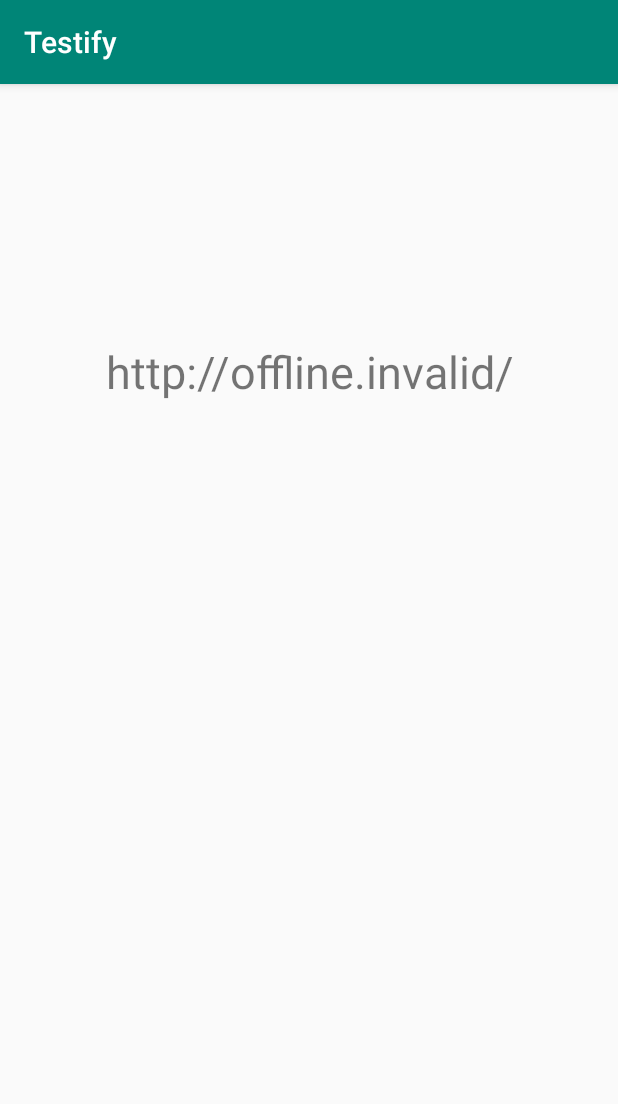
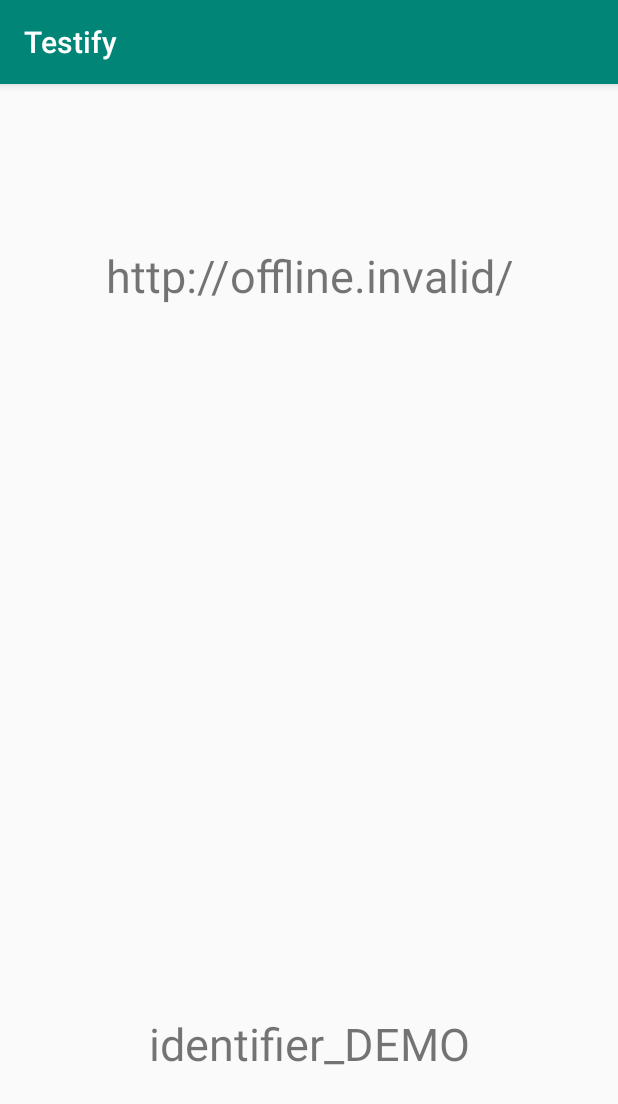
Before and after one commit to anhvt-0865/FastlaneNewbie, an Android app: the screen it shows after launch (MainActivity), on a phone screen of 412 x 824 dp. Shown: the top 1104 px of the screen. Run offline under Robolectric (Android 15) with nearby library versions, the phone set to English and light mode, and no system bars; libraries missing offline, so code that uses them is left out: com.crashlytics.android, io.fabric.sdk; 1 statement that could not run was skipped.

```diff
--- a/app/src/main/java/com/example/testify/MainActivity.java
+++ b/app/src/main/java/com/example/testify/MainActivity.java
@@ -20,5 +20,7 @@ public class MainActivity extends AppCompatActivity {
         textView.setText(BuildConfig.BASE_URL);
         TextView textView2 = findViewById(R.id.text2);
         textView2.setText(BuildConfig.ADMOB_ID);
+        TextView textView3 = findViewById(R.id.text3);
+        textView3.setText(BuildConfig.PRODUCT_IDENTIFIER);
     }
 }
--- a/app/src/main/res/layout/activity_main.xml
+++ b/app/src/main/res/layout/activity_main.xml
@@ -24,4 +24,13 @@
         android:text="TESTIFY"
         android:textSize="30sp" />
 
+    <TextView
+        android:id="@+id/text3"
+        android:layout_width="match_parent"
+        android:layout_height="0dp"
+        android:layout_weight="1"
+        android:gravity="center"
+        android:text="TESTIFY"
+        android:textSize="30sp" />
+
 </LinearLayout>
```
Also changed, not shown: app/build.gradle (+19 -17 lines), 7 other files.
